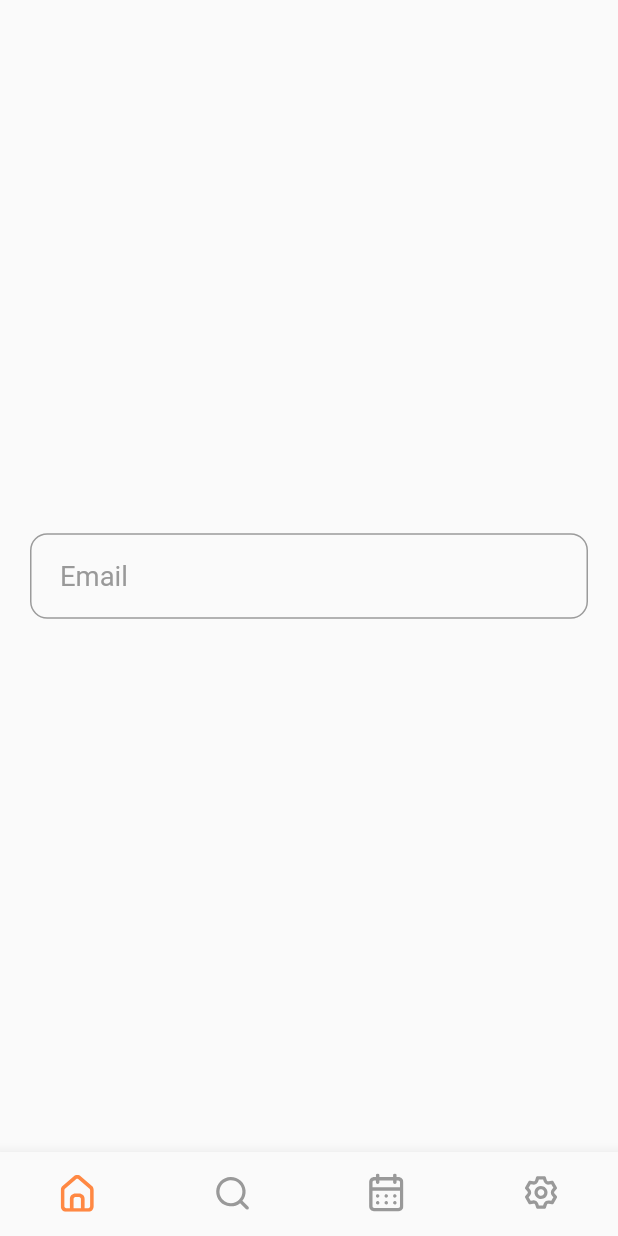
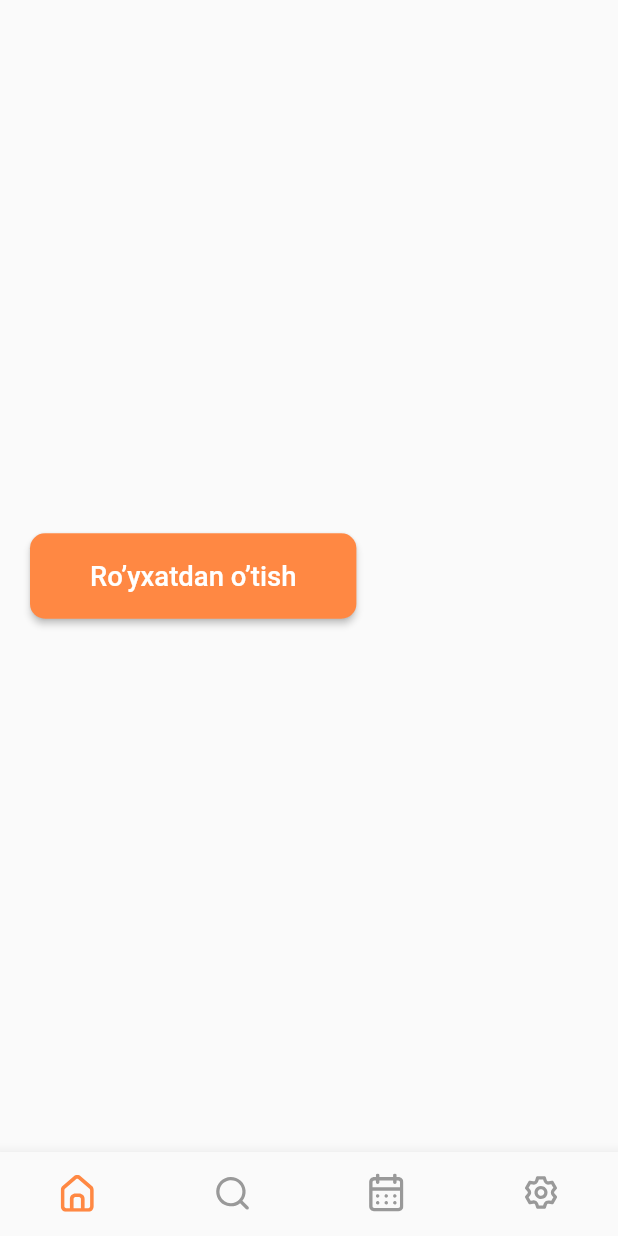
Before and after one commit to ZuhriddinYoqubov/smart-farm, a Flutter app: the screen it shows after launch, on a phone screen of 412 x 824 dp. Run offline on Flutter 3.47's test engine with Material 2 defaults, Android fonts, the phone set to English and light mode, and no system bars; our stand-ins replace flutter_svg.

Commit message:
Button va Shape

```diff
--- a/lib/screens/home/home_page_view.dart
+++ b/lib/screens/home/home_page_view.dart
@@ -3,6 +3,7 @@ import 'package:smartfarm/core/components/size_config.dart';
 import 'package:smartfarm/core/constants/const_colors.dart';
 import 'package:smartfarm/widgets/my_bottom_nav_bar.dart';
 import 'package:smartfarm/widgets/my_edge_insets.dart';
+import 'package:smartfarm/widgets/my_elevated_button.dart';
 import 'package:smartfarm/widgets/my_text_bold.dart';
 import 'package:smartfarm/widgets/my_text_form_tield.dart';
 
@@ -19,7 +20,8 @@ class HomePageView extends StatelessWidget {
         child: Column(
           mainAxisAlignment: MainAxisAlignment.center,
           children: [
-           MyTextFormField(hint: "Email")
+           MyButton(onPressed: (){}, label: 'Ro’yxatdan o’tish')
+
           ],
         ),
       ),
--- /dev/null
+++ b/lib/widgets/my_elevated_button.dart
@@ -0,0 +1,36 @@
+import 'package:flutter/material.dart';
+import 'package:smartfarm/core/components/size_config.dart';
+import 'package:smartfarm/core/constants/const_colors.dart';
+import 'package:smartfarm/widgets/my_edge_insets.dart';
+import 'package:smartfarm/widgets/my_shape.dart';
+
+class MyButton extends StatelessWidget {
+  VoidCallback onPressed;
+  String label;
+  Color color;
+
+  MyButton(
+      {Key? key,
+      required this.onPressed,
+      required this.label,
+      this.color = primary})
+      : super(key: key);
+
+  @override
+  Widget build(BuildContext context) {
+    return ElevatedButton(
+      onPressed: onPressed,
+      child: Text(
+        label,
+        style: TextStyle(
+          fontWeight: FontWeight.w500,
+          fontSize: getUniqueW(16.0),
+        ),
+      ),
+      style: ElevatedButton.styleFrom(
+          primary: color,
+          shape: MyShape.circular(radius: 10),
+          padding: MyEdgeInsets.symmetric(h: 40.0, v: 18.0)),
+    );
+  }
+}
--- /dev/null
+++ b/lib/widgets/my_shape.dart
@@ -0,0 +1,6 @@
+import 'package:flutter/cupertino.dart';
+
+class MyShape {
+  static RoundedRectangleBorder circular({double radius = 10.0}) =>
+      RoundedRectangleBorder(borderRadius: BorderRadius.circular(radius));
+}
```
